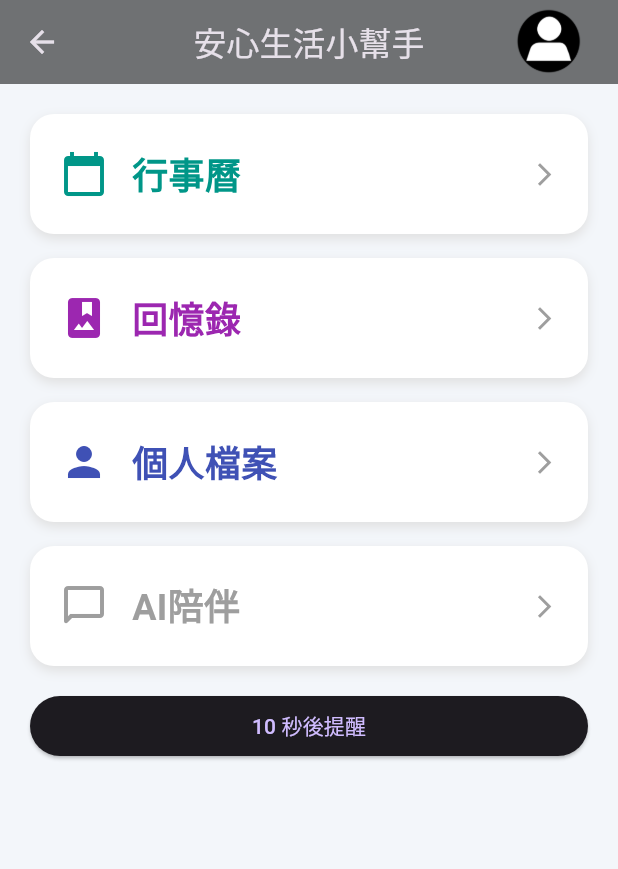
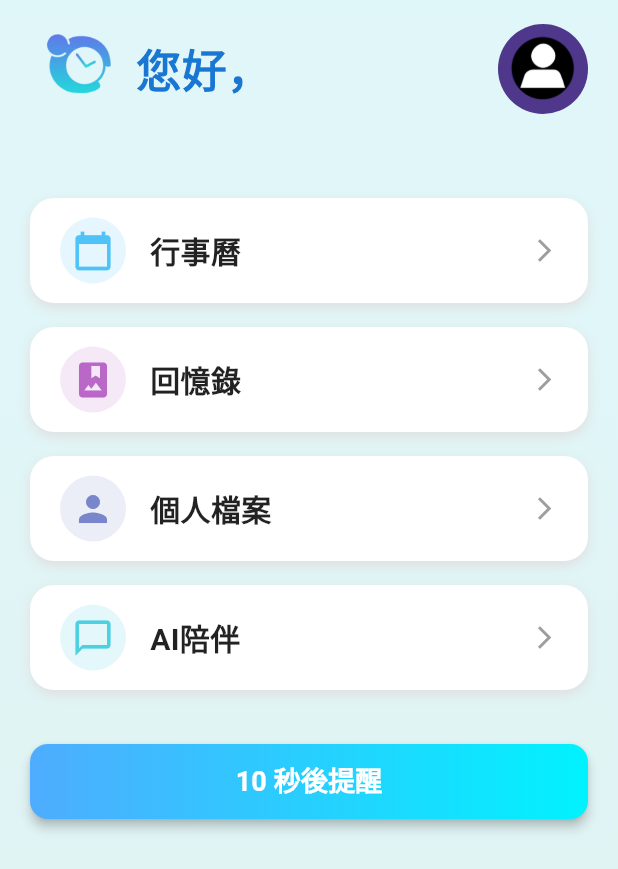
Before and after one commit to Hug00D/competing-club, a Flutter app: the MainMenuPage screen opened by its route, after a tap on "10 秒後提醒", on a phone screen of 412 x 824 dp. Shown: the top 869 px of the screen. Run offline on Flutter 3.47's test engine with Material 3 defaults, Android fonts, the phone set to English and light mode, and no system bars; our stand-ins replace cloud_firestore, file_picker, firebase_auth, firebase_core, firebase_storage, flutter_local_notifications and 9 more; missing offline and left inert: android_intent_plus, crop_your_image, dart:html, record; accounts and stored records are empty.

Commit message:
Add files via upload

```diff
--- a/lib/pages/main_menu_page.dart
+++ b/lib/pages/main_menu_page.dart
@@ -31,120 +31,117 @@ class _MainMenuPageState extends State<MainMenuPage> {
   @override
   Widget build(BuildContext context) {
     return Scaffold(
-      backgroundColor: const Color(0xFFF3F6FA),
-      appBar: AppBar(
-        title: const Text('安心生活小幫手'),
-        centerTitle: true,
-        backgroundColor: Colors.black54,
-        actions: [
-          StreamBuilder<DocumentSnapshot>(
-            stream: FirebaseFirestore.instance
-                .collection('users')
-                .doc(FirebaseAuth.instance.currentUser?.uid)
-                .snapshots(),
-            builder: (context, snapshot) {
-              if (!snapshot.hasData) {
-                return const Padding(
-                  padding: EdgeInsets.only(right: 16),
-                  child: CircleAvatar(
-                    radius: 30,
-                    backgroundImage: AssetImage('assets/images/default_avatar.png'),
-                  ),
-                );
-              }
-
-              final data = snapshot.data!.data() as Map<String, dynamic>?;
-              final name = data?['name'] ?? '被照顧者';
-              final avatarUrl = data?['avatarUrl'];
-
-              return Row(
-                children: [
-                  Text(
-                    name,
-                    style: const TextStyle(fontSize: 16, color: Colors.white),
-                  ),
-                  const SizedBox(width: 8),
-                  GestureDetector(
-                    onTap: () {
-                      Navigator.pushNamed(context, '/profile');
-                    },
-                    child: Padding(
-                      padding: const EdgeInsets.only(right: 16),
-                      child: CircleAvatar(
-                        radius: 30,
-                        backgroundColor: Colors.transparent,
-                        backgroundImage: (avatarUrl != null && avatarUrl.isNotEmpty)
-                            ? NetworkImage(avatarUrl)
-                            : const AssetImage('assets/images/default_avatar.png') as ImageProvider,
+      body: Container(
+        decoration: const BoxDecoration(
+          gradient: LinearGradient(
+            colors: [Color(0xFFE0F7FA), Color(0xFFE0F2F1)],
+            begin: Alignment.topCenter,
+            end: Alignment.bottomCenter,
           ),
         ),
-                  ),
-                ],
-              );
-            },
-          ),
-        ],
-      ),
-      body: Padding(
-        padding: const EdgeInsets.all(20.0),
+        child: SafeArea(
+          child: Column(
+            children: [
+              _buildHeader(context),
+              const SizedBox(height: 20),
+              Expanded(
                 child: ListView(
+                  padding: const EdgeInsets.all(20),
                   children: [
                     _buildMenuCard(
                       context,
                       icon: Icons.calendar_today,
                       label: '行事曆',
-              color: Colors.teal,
-              onTap: () {
-                Navigator.push(context, MaterialPageRoute(builder: (_) => const UserTaskPage()));
-              },
+                      color: const Color(0xFF4FC3F7),
+                      onTap: () => Navigator.push(context, MaterialPageRoute(builder: (_) => const UserTaskPage())),
                     ),
                     _buildMenuCard(
                       context,
                       icon: Icons.photo_album,
                       label: '回憶錄',
-              color: Colors.purple,
-              onTap: () {
-                Navigator.push(context, MaterialPageRoute(builder: (_) => const MemoryPage()));
-              },
+                      color: const Color(0xFFBA68C8),
+                      onTap: () => Navigator.push(context, MaterialPageRoute(builder: (_) => const MemoryPage())),
                     ),
                     _buildMenuCard(
                       context,
                       icon: Icons.person,
                       label: '個人檔案',
-              color: Colors.indigo,
-              onTap: () {
-                Navigator.pushNamed(context, '/profile');
-              },
+                      color: const Color(0xFF7986CB ),
+                      onTap: () => Navigator.pushNamed(context, '/profile'),
                     ),
                     _buildMenuCard(
                       context,
-              icon: Icons.chat_bubble_outline_rounded,
+                      icon: Icons.chat_bubble_outline,
                       label: 'AI陪伴',
-              color: Colors.grey,
-              onTap: () {
-                Navigator.pushNamed(context, '/ai');
-              },
+                      color: const Color(0xFF4DD0E1),
+                      onTap: () => Navigator.pushNamed(context, '/ai'),
                     ),
-            ElevatedButton(
+                    const SizedBox(height: 20),
+                    _buildGradientButton(
+                      context,
+                      text: '10 秒後提醒',
                       onPressed: () {
                         NotificationService.showTestNotification();
                         NotificationService.scheduleExactNotification(
                           id: 1,
                           title: '吃藥提醒',
                           body: 'Sensei 該吃藥囉！',
-                  scheduledTime: DateTime.now().add(Duration(seconds: 10)),
-                );
-                NotificationService.scheduleAlarmClockNotification(
-                  id: 2,
-                  title: '吃藥提醒',
-                  body: 'Sensei 該吃藥囉！',
-                  scheduledTime: DateTime.now().add(Duration(seconds: 10)),
+                          scheduledTime: DateTime.now().add(const Duration(seconds: 10)),
                         );
                       },
-              child: const Text('10 秒後提醒'),
+                    )
+                  ],
+                ),
+              )
+            ],
+          ),
+        ),
+      ),
+    );
+  }
+
+  Widget _buildHeader(BuildContext context) {
+    return Padding(
+      padding: const EdgeInsets.symmetric(horizontal: 20.0, vertical: 16.0),
+      child: StreamBuilder<DocumentSnapshot>(
+        stream: FirebaseFirestore.instance
+            .collection('users')
+            .doc(FirebaseAuth.instance.currentUser?.uid)
+            .snapshots(),
+        builder: (context, snapshot) {
+          final data = snapshot.data?.data() as Map<String, dynamic>? ?? {};
+          final name = data['name'] ?? '使用者';
+          final avatarUrl = data['avatarUrl'];
+
+          return Row(
+            children: [
+              Image.asset('assets/images/memory_icon.png', height: 55), // LOGO 小一點更協調
+              const SizedBox(width: 8),
+              Expanded(
+                child: Text(
+                  '您好，$name',
+                  style: TextStyle(
+                    fontSize: 30,
+                    fontWeight: FontWeight.bold,
+                    color: Colors.blue.shade700,
+                  ),
+                ),
+              ),
+              GestureDetector(
+                onTap: () => Navigator.pushNamed(context, '/profile'),
+                child: CircleAvatar(
+                  radius: 30,
+                  backgroundImage: (avatarUrl != null && avatarUrl.isNotEmpty)
+                      ? NetworkImage(avatarUrl)
+                      : const AssetImage('assets/images/default_avatar.png') as ImageProvider,
+                  onBackgroundImageError: (e, s) {
+                    debugPrint('頭像載入失敗: $e');
+                  },
+                ),
               ),
             ],
-        ),
+          );
+        },
       ),
     );
   }
@@ -162,7 +159,7 @@ class _MainMenuPageState extends State<MainMenuPage> {
         onTap: onTap,
         borderRadius: BorderRadius.circular(16),
         child: Container(
-          height: 80,
+          height: 70, // 微降高度
           decoration: BoxDecoration(
             color: Colors.white,
             borderRadius: BorderRadius.circular(16),
@@ -176,17 +173,23 @@ class _MainMenuPageState extends State<MainMenuPage> {
           ),
           padding: const EdgeInsets.symmetric(horizontal: 20),
           child: Row(
-            crossAxisAlignment: CrossAxisAlignment.center,
             children: [
-              Icon(icon, size: 32, color: color),
+              Container(
+                padding: const EdgeInsets.all(8),
+                decoration: BoxDecoration(
+                  color: color.withAlpha((255 * 0.15).toInt()),
+                  shape: BoxShape.circle,
+                ),
+                child: Icon(icon, size: 28, color: color),
+              ),
               const SizedBox(width: 16),
               Expanded(
                 child: Text(
                   label,
                   style: TextStyle(
-                    fontSize: 24,
-                    fontWeight: FontWeight.bold,
-                    color: color,
+                    fontSize: 20,
+                    fontWeight: FontWeight.w600,
+                    color: Colors.black87,
                   ),
                 ),
               ),
@@ -197,4 +200,39 @@ class _MainMenuPageState extends State<MainMenuPage> {
       ),
     );
   }
+
+
+  Widget _buildGradientButton(BuildContext context,
+      {required String text, required VoidCallback onPressed}) {
+    return SizedBox(
+      width: double.infinity,
+      height: 50,
+      child: ElevatedButton(
+        onPressed: onPressed,
+        style: ElevatedButton.styleFrom(
+          shape: RoundedRectangleBorder(borderRadius: BorderRadius.circular(12)),
+          padding: EdgeInsets.zero,
+          backgroundColor: Colors.transparent,
+          elevation: 3,
+        ),
+        child: Ink(
+          decoration: BoxDecoration(
+            gradient: const LinearGradient(
+              colors: [Color(0xFF4FACFE), Color(0xFF00F2FE)],
+              begin: Alignment.centerLeft,
+              end: Alignment.centerRight,
+            ),
+            borderRadius: BorderRadius.circular(12),
+          ),
+          child: Container(
+            alignment: Alignment.center,
+            child: Text(
+              text,
+              style: const TextStyle(fontSize: 18, color: Colors.white, fontWeight: FontWeight.bold),
+            ),
+          ),
+        ),
+      ),
+    );
   }
+}
```
Lines whose indentation alone changed are shown as unchanged.
